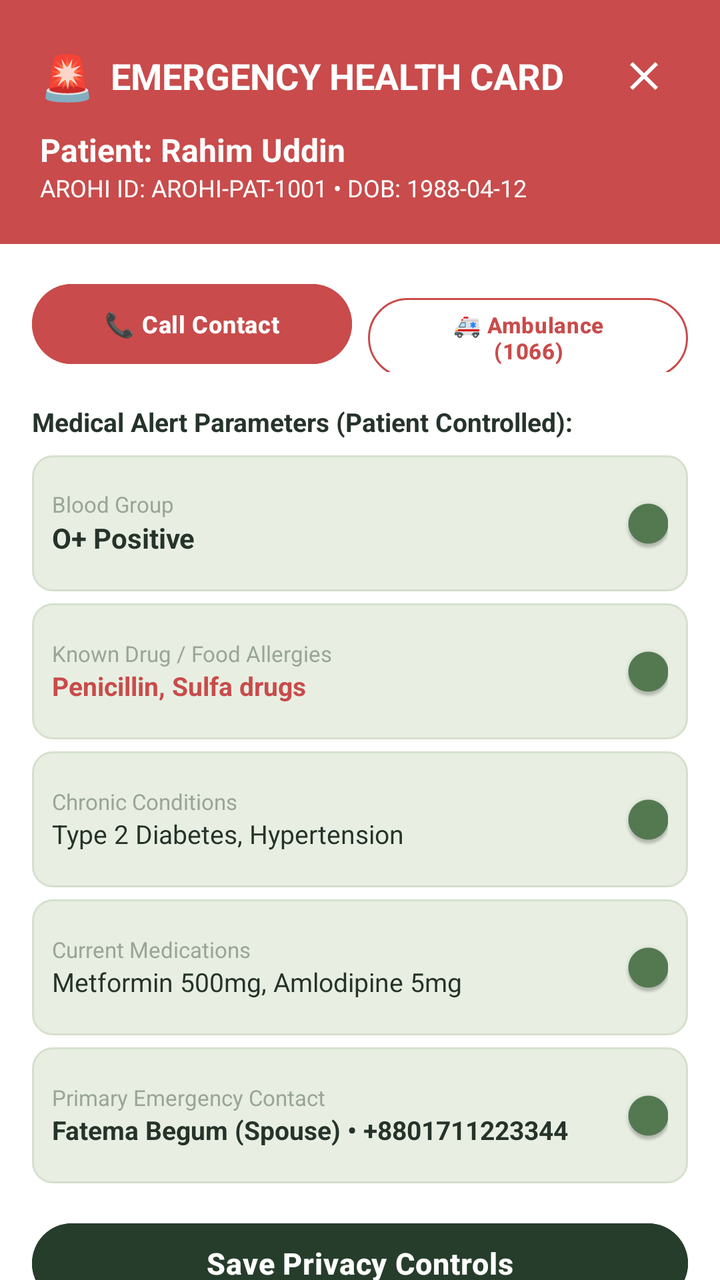
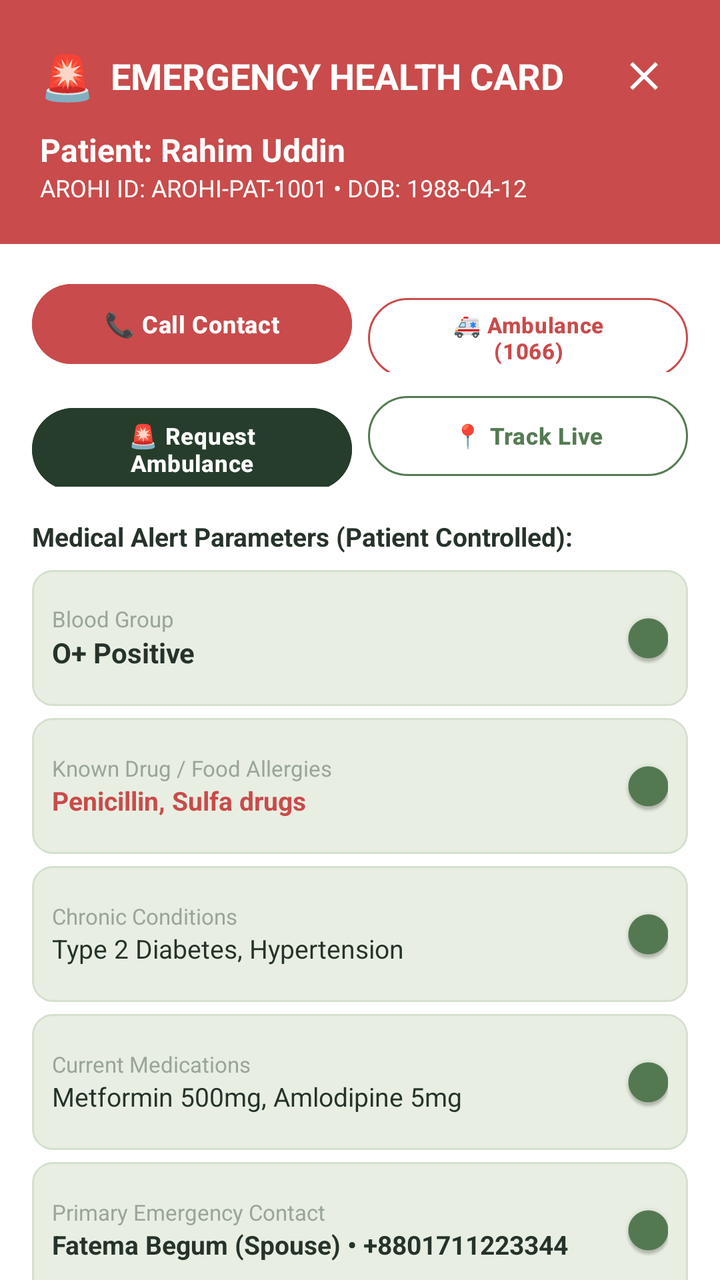

An Android layout rendered at two revisions. The XML below is the earlier revision; the diff shows what the commit changed to produce the second picture.
<!-- AndroidManifest.xml: application theme Theme.AROHI -->
<!-- res/layout/dialog_emergency_health_card.xml -->
<?xml version="1.0" encoding="utf-8"?>
<androidx.core.widget.NestedScrollView
    xmlns:android="http://schemas.android.com/apk/res/android"
    xmlns:app="http://schemas.android.com/apk/res-auto"
    android:layout_width="match_parent"
    android:layout_height="wrap_content"
    android:fillViewport="true">

    <LinearLayout
        android:layout_width="match_parent"
        android:layout_height="wrap_content"
        android:orientation="vertical"
        android:background="@color/surface_card">

        
        <LinearLayout
            android:layout_width="match_parent"
            android:layout_height="wrap_content"
            android:orientation="vertical"
            android:background="@color/status_emergency"
            android:padding="20dp">

            <LinearLayout
                android:layout_width="match_parent"
                android:layout_height="wrap_content"
                android:orientation="horizontal"
                android:gravity="center_vertical">

                <TextView
                    android:layout_width="wrap_content"
                    android:layout_height="wrap_content"
                    android:text="🚨"
                    android:textSize="22sp" />

                <TextView
                    android:layout_width="0dp"
                    android:layout_height="wrap_content"
                    android:layout_marginStart="8dp"
                    android:layout_weight="1"
                    android:text="EMERGENCY HEALTH CARD"
                    android:textColor="@color/white"
                    android:textSize="18sp"
                    android:textStyle="bold" />

                <ImageButton
                    android:id="@+id/btnCloseEmergencyCard"
                    android:layout_width="36dp"
                    android:layout_height="36dp"
                    android:background="?attr/selectableItemBackgroundBorderless"
                    android:src="@drawable/ic_close"
                    app:tint="@color/white"
                    android:contentDescription="Close" />
            </LinearLayout>

            <TextView
                android:id="@+id/tvEmergencyPatientName"
                android:layout_width="wrap_content"
                android:layout_height="wrap_content"
                android:layout_marginTop="8dp"
                android:text="Patient: Rahim Uddin"
                android:textColor="@color/white"
                android:textSize="16sp"
                android:textStyle="bold" />

            <TextView
                android:id="@+id/tvEmergencyArohiId"
                android:layout_width="wrap_content"
                android:layout_height="wrap_content"
                android:text="AROHI ID: AROHI-PAT-1001 • DOB: 1988-04-12"
                android:textColor="@color/white"
                android:textSize="12sp" />
        </LinearLayout>

        <LinearLayout
            android:layout_width="match_parent"
            android:layout_height="wrap_content"
            android:orientation="vertical"
            android:padding="16dp">

            
            <LinearLayout
                android:layout_width="match_parent"
                android:layout_height="wrap_content"
                android:orientation="horizontal">

                <com.google.android.material.button.MaterialButton
                    android:id="@+id/btnCallEmergencyContact"
                    style="@style/Widget.Material3.Button"
                    android:layout_width="0dp"
                    android:layout_height="wrap_content"
                    android:layout_weight="1"
                    android:backgroundTint="@color/status_emergency"
                    android:text="📞 Call Contact"
                    android:textColor="@color/white"
                    android:textSize="12sp" />

                <com.google.android.material.button.MaterialButton
                    android:id="@+id/btnCallHospitalAmbulance"
                    style="@style/Widget.Material3.Button.OutlinedButton"
                    android:layout_width="0dp"
                    android:layout_height="wrap_content"
                    android:layout_marginStart="8dp"
                    android:layout_weight="1"
                    android:text="🚑 Ambulance (1066)"
                    android:textColor="@color/status_emergency"
                    android:textSize="11sp"
                    app:strokeColor="@color/status_emergency" />
            </LinearLayout>

            <TextView
                android:layout_width="wrap_content"
                android:layout_height="wrap_content"
                android:layout_marginTop="16dp"
                android:text="Medical Alert Parameters (Patient Controlled):"
                android:textColor="@color/text_primary"
                android:textSize="13sp"
                android:textStyle="bold" />

            
            <LinearLayout
                android:layout_width="match_parent"
                android:layout_height="wrap_content"
                android:layout_marginTop="8dp"
                android:orientation="horizontal"
                android:gravity="center_vertical"
                android:background="@drawable/bg_card_subtle"
                android:padding="10dp">

                <LinearLayout
                    android:layout_width="0dp"
                    android:layout_height="wrap_content"
                    android:layout_weight="1"
                    android:orientation="vertical">

                    <TextView
                        android:layout_width="wrap_content"
                        android:layout_height="wrap_content"
                        android:text="@string/label_blood_group"
                        android:textColor="@color/text_muted"
                        android:textSize="11sp" />

                    <TextView
                        android:id="@+id/tvCardBloodGroup"
                        android:layout_width="wrap_content"
                        android:layout_height="wrap_content"
                        android:text="O+ Positive"
                        android:textColor="@color/text_primary"
                        android:textSize="14sp"
                        android:textStyle="bold" />
                </LinearLayout>

                <androidx.appcompat.widget.SwitchCompat
                    android:id="@+id/switchBloodGroup"
                    android:layout_width="wrap_content"
                    android:layout_height="wrap_content"
                    android:checked="true" />
            </LinearLayout>

            
            <LinearLayout
                android:layout_width="match_parent"
                android:layout_height="wrap_content"
                android:layout_marginTop="6dp"
                android:orientation="horizontal"
                android:gravity="center_vertical"
                android:background="@drawable/bg_card_subtle"
                android:padding="10dp">

                <LinearLayout
                    android:layout_width="0dp"
                    android:layout_height="wrap_content"
                    android:layout_weight="1"
                    android:orientation="vertical">

                    <TextView
                        android:layout_width="wrap_content"
                        android:layout_height="wrap_content"
                        android:text="Known Drug / Food Allergies"
                        android:textColor="@color/text_muted"
                        android:textSize="11sp" />

                    <TextView
                        android:id="@+id/tvCardAllergies"
                        android:layout_width="wrap_content"
                        android:layout_height="wrap_content"
                        android:text="Penicillin, Sulfa drugs"
                        android:textColor="@color/status_emergency"
                        android:textSize="13sp"
                        android:textStyle="bold" />
                </LinearLayout>

                <androidx.appcompat.widget.SwitchCompat
                    android:id="@+id/switchAllergies"
                    android:layout_width="wrap_content"
                    android:layout_height="wrap_content"
                    android:checked="true" />
            </LinearLayout>

            
            <LinearLayout
                android:layout_width="match_parent"
                android:layout_height="wrap_content"
                android:layout_marginTop="6dp"
                android:orientation="horizontal"
                android:gravity="center_vertical"
                android:background="@drawable/bg_card_subtle"
                android:padding="10dp">

                <LinearLayout
                    android:layout_width="0dp"
                    android:layout_height="wrap_content"
                    android:layout_weight="1"
                    android:orientation="vertical">

                    <TextView
                        android:layout_width="wrap_content"
                        android:layout_height="wrap_content"
                        android:text="Chronic Conditions"
                        android:textColor="@color/text_muted"
                        android:textSize="11sp" />

                    <TextView
                        android:id="@+id/tvCardConditions"
                        android:layout_width="wrap_content"
                        android:layout_height="wrap_content"
                        android:text="Type 2 Diabetes, Hypertension"
                        android:textColor="@color/text_primary"
                        android:textSize="13sp" />
                </LinearLayout>

                <androidx.appcompat.widget.SwitchCompat
                    android:id="@+id/switchConditions"
                    android:layout_width="wrap_content"
                    android:layout_height="wrap_content"
                    android:checked="true" />
            </LinearLayout>

            
            <LinearLayout
                android:layout_width="match_parent"
                android:layout_height="wrap_content"
                android:layout_marginTop="6dp"
                android:orientation="horizontal"
                android:gravity="center_vertical"
                android:background="@drawable/bg_card_subtle"
                android:padding="10dp">

                <LinearLayout
                    android:layout_width="0dp"
                    android:layout_height="wrap_content"
                    android:layout_weight="1"
                    android:orientation="vertical">

                    <TextView
                        android:layout_width="wrap_content"
                        android:layout_height="wrap_content"
                        android:text="Current Medications"
                        android:textColor="@color/text_muted"
                        android:textSize="11sp" />

                    <TextView
                        android:id="@+id/tvCardMedications"
                        android:layout_width="wrap_content"
                        android:layout_height="wrap_content"
                        android:text="Metformin 500mg, Amlodipine 5mg"
                        android:textColor="@color/text_primary"
                        android:textSize="13sp" />
                </LinearLayout>

                <androidx.appcompat.widget.SwitchCompat
                    android:id="@+id/switchMedications"
                    android:layout_width="wrap_content"
                    android:layout_height="wrap_content"
                    android:checked="true" />
            </LinearLayout>

            
            <LinearLayout
                android:layout_width="match_parent"
                android:layout_height="wrap_content"
                android:layout_marginTop="6dp"
                android:orientation="horizontal"
                android:gravity="center_vertical"
                android:background="@drawable/bg_card_subtle"
                android:padding="10dp">

                <LinearLayout
                    android:layout_width="0dp"
                    android:layout_height="wrap_content"
                    android:layout_weight="1"
                    android:orientation="vertical">

                    <TextView
                        android:layout_width="wrap_content"
                        android:layout_height="wrap_content"
                        android:text="Primary Emergency Contact"
                        android:textColor="@color/text_muted"
                        android:textSize="11sp" />

                    <TextView
                        android:id="@+id/tvCardEmergencyContact"
                        android:layout_width="wrap_content"
                        android:layout_height="wrap_content"
                        android:text="Fatema Begum (Spouse) • +8801711223344"
                        android:textColor="@color/text_primary"
                        android:textSize="13sp"
                        android:textStyle="bold" />
                </LinearLayout>

                <androidx.appcompat.widget.SwitchCompat
                    android:id="@+id/switchContact"
                    android:layout_width="wrap_content"
                    android:layout_height="wrap_content"
                    android:checked="true" />
            </LinearLayout>

            
            <com.google.android.material.button.MaterialButton
                android:id="@+id/btnSaveEmergencySettings"
                style="@style/Widget.Material3.Button"
                android:layout_width="match_parent"
                android:layout_height="wrap_content"
                android:layout_marginTop="16dp"
                android:backgroundTint="@color/deep_forest_green"
                android:text="Save Privacy Controls"
                android:textColor="@color/white" />
        </LinearLayout>
    </LinearLayout>
</androidx.core.widget.NestedScrollView>
<!-- resources referenced by this layout -->
<resources>
  <color name="deep_forest_green">#263D2B</color>
  <color name="status_emergency">#C94B4B</color>
  <color name="surface_card">#FFFFFF</color>
  <color name="text_muted">#9AA599</color>
  <color name="text_primary">#26332A</color>
  <color name="white">#FFFFFF</color>
  <!-- drawable bg_card_subtle (drawable) -->
  <?xml version="1.0" encoding="utf-8"?>
  <shape xmlns:android="http://schemas.android.com/apk/res/android"
      android:shape="rectangle">
      <solid android:color="@color/surface_subtle" />
      <corners android:radius="10dp" />
      <stroke
          android:width="1dp"
          android:color="@color/border_stroke" />
  </shape>
  <!-- drawable ic_close (drawable) -->
  <vector xmlns:android="http://schemas.android.com/apk/res/android"
      android:width="24dp"
      android:height="24dp"
      android:viewportWidth="24"
      android:viewportHeight="24">
    <path
        android:fillColor="@color/text_primary"
        android:pathData="M19,6.41L17.59,5 12,10.59 6.41,5 5,6.41 10.59,12 5,17.59 6.41,19 12,13.41 17.59,19 19,17.59 13.41,12z"/>
  </vector>
  <string name="label_blood_group">Blood Group</string>
  <color name="surface_subtle">#E8EFE2</color>
  <color name="border_stroke">#D5E0CE</color>
  <color name="primary_moss_green">#557B52</color>
  <color name="pale_mint">#E8EFE2</color>
  <color name="secondary_sage">#819B75</color>
  <color name="soft_sage">#AFC2A1</color>
  <color name="status_emergency_bg">#FDECEC</color>
  <color name="warm_ivory">#F7F8F3</color>
  <color name="text_secondary">#778276</color>
  <style name="Widget.AROHI.Button.Primary" parent="Widget.Material3.Button">
          <item name="android:minHeight">@dimen/button_height</item>
          <item name="android:textColor">@color/white</item>
          <item name="android:textSize">15sp</item>
          <item name="android:textStyle">bold</item>
          <item name="android:letterSpacing">0.02</item>
          <item name="backgroundTint">@color/primary_moss_green</item>
          <item name="cornerRadius">@dimen/input_corner_radius</item>
          <item name="elevation">0dp</item>
      </style>
  <style name="Widget.AROHI.Card" parent="Widget.Material3.CardView.Elevated">
          <item name="cardBackgroundColor">@color/surface_card</item>
          <item name="cardCornerRadius">@dimen/radius_md</item>
          <item name="cardElevation">@dimen/card_elevation</item>
          <item name="strokeColor">@color/border_stroke</item>
          <item name="strokeWidth">@dimen/card_stroke_width</item>
      </style>
  <style name="ThemeOverlay.AROHI.MaterialAlertDialog" parent="ThemeOverlay.Material3.MaterialAlertDialog">
          <item name="buttonBarPositiveButtonStyle">@style/Widget.AROHI.Dialog.Button.Positive</item>
          <item name="buttonBarNegativeButtonStyle">@style/Widget.AROHI.Dialog.Button.Negative</item>
          <item name="buttonBarNeutralButtonStyle">@style/Widget.AROHI.Dialog.Button.Negative</item>
          <item name="shapeAppearanceOverlay">@style/ShapeAppearance.AROHI.Dialog</item>
      </style>
  <dimen name="button_height">54dp</dimen>
  <dimen name="input_corner_radius">12dp</dimen>
  <dimen name="radius_md">16dp</dimen>
  <dimen name="card_elevation">2dp</dimen>
  <dimen name="card_stroke_width">1dp</dimen>
  <style name="Widget.AROHI.Dialog.Button.Positive" parent="Widget.Material3.Button">
          <item name="android:textColor">@color/white</item>
          <item name="android:textSize">13sp</item>
          <item name="android:textStyle">bold</item>
          <item name="android:minHeight">38dp</item>
          <item name="android:insetTop">0dp</item>
          <item name="android:insetBottom">0dp</item>
          <item name="backgroundTint">@color/primary_moss_green</item>
          <item name="cornerRadius">19dp</item>
      </style>
  <style name="ShapeAppearance.AROHI.Dialog" parent="ShapeAppearance.Material3.Corner.Medium">
          <item name="cornerSize">16dp</item>
      </style>
  <!-- unchanged entries left out for length: 3 -->
</resources>

<!-- the commit's change to res/layout/dialog_emergency_health_card.xml (unified diff, before → after) -->
@@ -107,6 +107,37 @@
                     app:strokeColor="@color/status_emergency" />
             </LinearLayout>
 
+            
+            <LinearLayout
+                android:layout_width="match_parent"
+                android:layout_height="wrap_content"
+                android:layout_marginTop="8dp"
+                android:orientation="horizontal">
+
+                <com.google.android.material.button.MaterialButton
+                    android:id="@+id/btnRequestAmbulanceDispatch"
+                    style="@style/Widget.Material3.Button"
+                    android:layout_width="0dp"
+                    android:layout_height="wrap_content"
+                    android:layout_weight="1"
+                    android:backgroundTint="@color/deep_forest_green"
+                    android:text="🚨 Request Ambulance"
+                    android:textColor="@color/white"
+                    android:textSize="11.5sp" />
+
+                <com.google.android.material.button.MaterialButton
+                    android:id="@+id/btnTrackActiveAmbulance"
+                    style="@style/Widget.Material3.Button.OutlinedButton"
+                    android:layout_width="0dp"
+                    android:layout_height="wrap_content"
+                    android:layout_marginStart="8dp"
+                    android:layout_weight="1"
+                    android:text="📍 Track Live"
+                    android:textColor="@color/primary_moss_green"
+                    android:textSize="11.5sp"
+                    app:strokeColor="@color/primary_moss_green" />
+            </LinearLayout>
+
             <TextView
                 android:layout_width="wrap_content"
                 android:layout_height="wrap_content"
